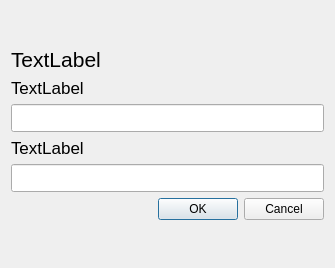
Old version of the form messenger/create_channel_group.ui in the repository SeyedAliamiri/Messenger_cpp-31-_9.
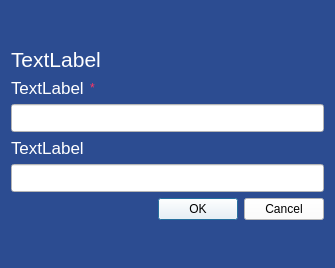
New version of the form.

```diff
--- a/messenger/create_channel_group.ui
+++ b/messenger/create_channel_group.ui
@@ -13,6 +13,9 @@
   <property name="windowTitle">
    <string>Dialog</string>
   </property>
+  <property name="styleSheet">
+   <string notr="true">background-color: rgb(44, 76, 145);</string>
+  </property>
   <layout class="QVBoxLayout" name="verticalLayout">
    <item>
     <spacer name="verticalSpacer_2">
@@ -34,11 +37,19 @@
        <pointsize>16</pointsize>
       </font>
      </property>
+     <property name="styleSheet">
+      <string notr="true">color: rgb(255, 255, 255);</string>
+     </property>
      <property name="text">
       <string>TextLabel</string>
      </property>
     </widget>
    </item>
+   <item>
+    <layout class="QHBoxLayout" name="horizontalLayout">
+     <property name="bottomMargin">
+      <number>0</number>
+     </property>
    <item>
     <widget class="QLabel" name="label_2">
      <property name="font">
@@ -46,10 +57,38 @@
        <pointsize>13</pointsize>
       </font>
      </property>
+       <property name="styleSheet">
+        <string notr="true">color: rgb(255, 255, 255);</string>
+       </property>
      <property name="text">
       <string>TextLabel</string>
      </property>
     </widget>
+     </item>
+     <item>
+      <widget class="QLabel" name="label_4">
+       <property name="styleSheet">
+        <string notr="true">color: rgb(255, 52, 99);</string>
+       </property>
+       <property name="text">
+        <string>*</string>
+       </property>
+      </widget>
+     </item>
+     <item>
+      <spacer name="horizontalSpacer">
+       <property name="orientation">
+        <enum>Qt::Horizontal</enum>
+       </property>
+       <property name="sizeHint" stdset="0">
+        <size>
+         <width>40</width>
+         <height>20</height>
+        </size>
+       </property>
+      </spacer>
+     </item>
+    </layout>
    </item>
    <item>
     <widget class="QLineEdit" name="name">
@@ -58,6 +97,9 @@
        <pointsize>13</pointsize>
       </font>
      </property>
+     <property name="styleSheet">
+      <string notr="true">background-color: rgb(255, 255, 255);</string>
+     </property>
     </widget>
    </item>
    <item>
@@ -67,6 +109,9 @@
        <pointsize>13</pointsize>
       </font>
      </property>
+     <property name="styleSheet">
+      <string notr="true">color: rgb(255, 255, 255);</string>
+     </property>
      <property name="text">
       <string>TextLabel</string>
      </property>
@@ -79,10 +124,16 @@
        <pointsize>13</pointsize>
       </font>
      </property>
+     <property name="styleSheet">
+      <string notr="true">background-color: rgb(255, 255, 255);</string>
+     </property>
     </widget>
    </item>
    <item>
     <widget class="QDialogButtonBox" name="buttonBox">
+     <property name="styleSheet">
+      <string notr="true">background-color: rgb(255, 255, 255);</string>
+     </property>
      <property name="orientation">
       <enum>Qt::Horizontal</enum>
      </property>
```
Lines whose indentation alone changed are shown as unchanged.
